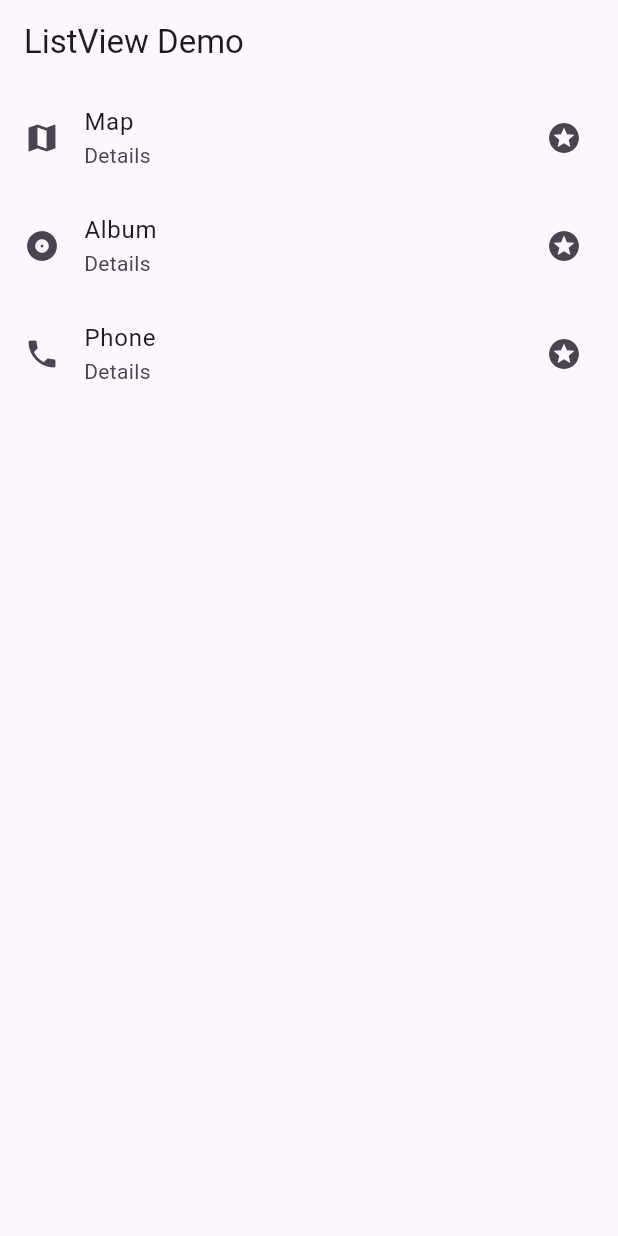
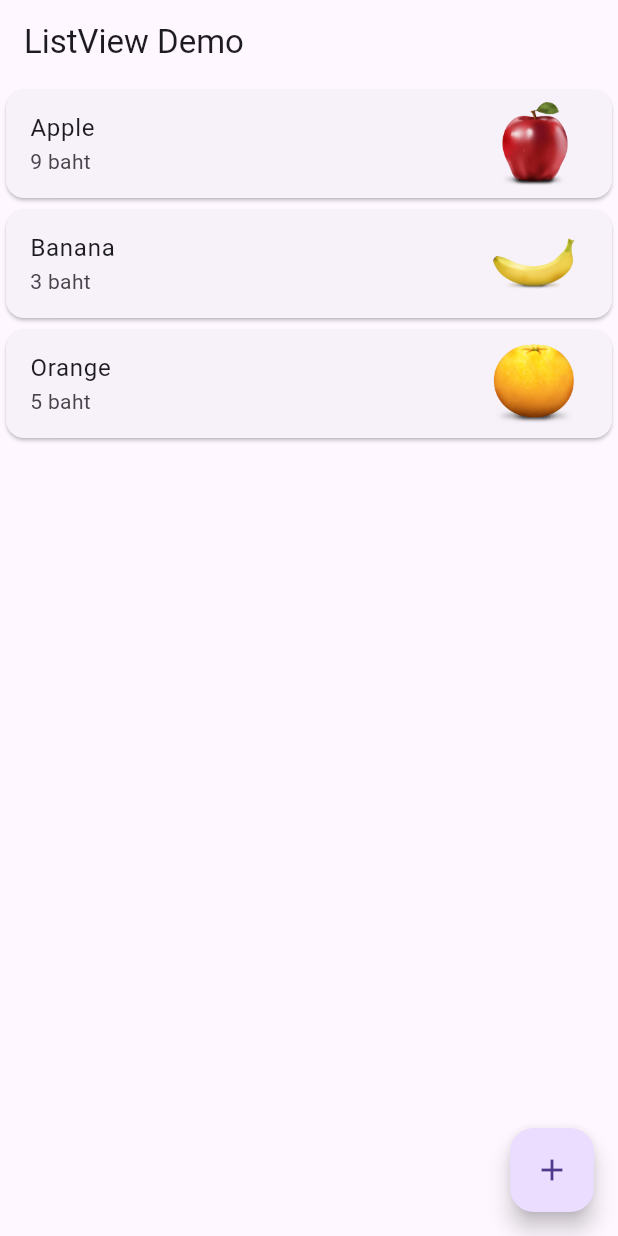
Before and after one commit to 6631501032/flutter_couse, a Flutter app: the screen it shows after launch, on a phone screen of 412 x 824 dp. Run offline on Flutter 3.47's test engine with Material 3 defaults, Android fonts, the phone set to English and light mode, and no system bars.

Commit message:
Add ListViewPull

```diff
--- a/lib/main.dart
+++ b/lib/main.dart
@@ -1,6 +1,6 @@
 import 'package:flutter/material.dart';
-import 'package:flutter_couse/week09/listview_demo.dart';
+import 'package:flutter_couse/week09/addingnew_items.dart';
 
 void main() {
-  runApp(MaterialApp(debugShowCheckedModeBanner: false, home: ListViewDemo()));
+  runApp(MaterialApp(debugShowCheckedModeBanner: false, home: ListViewPull()));
 }
--- /dev/null
+++ b/lib/week09/addingnew_items.dart
@@ -0,0 +1,75 @@
+
+import 'package:flutter/material.dart';
+
+
+class ListViewPull extends StatefulWidget {
+  const ListViewPull({super.key});
+
+
+  @override
+  State<ListViewPull> createState() => _ListViewPullState();
+}
+
+
+class _ListViewPullState extends State<ListViewPull> {
+  final List fruit = [
+    {'name': 'Apple', 'price': 9, 'image': 'apple.png'},
+    {'name': 'Banana', 'price': 3, 'image': 'banana.png'},
+    {'name': 'Orange', 'price': 5, 'image': 'orange.png'}
+  ];
+
+
+  // refresh to add new item
+  Future<void> refresh() async {
+    // simulate a wait for 2 seconds
+    await Future.delayed(const Duration(seconds: 2));
+    setState(() {
+      fruit.add(
+        {'name': 'Kiwi', 'price': 14, 'image': 'kiwi.png'},
+      );
+    });
+  }
+
+
+  // FAB to add new item
+  void add() {
+    setState(() {
+      fruit.add(
+        {'name': 'Kiwi', 'price': 14, 'image': 'kiwi.png'},
+      );
+    });
+  }
+
+
+  @override
+  Widget build(BuildContext context) {
+    return Scaffold(
+      appBar: AppBar(
+        title: const Text('ListView Demo'),
+      ),
+      body: RefreshIndicator(
+        // pull to refresh
+        onRefresh: refresh,
+        child: ListView.builder(
+          itemCount: fruit.length,
+          itemBuilder: (context, index) {
+            return Card(
+              child: ListTile(
+                title: Text(fruit[index]['name']),
+                subtitle: Text('${fruit[index]['price']} baht'),
+                trailing: Image.asset(
+                  'assets/images/fruit/${fruit[index]['image']}',
+                  height: 100,
+                ),
+              ),
+            );
+          },
+        ),
+      ),
+      floatingActionButton: FloatingActionButton(
+        onPressed: add,
+        child: const Icon(Icons.add),
+      ),
+    );
+  }
+}
--- a/pubspec.yaml
+++ b/pubspec.yaml
@@ -69,6 +69,11 @@ flutter:
     - assets/images/fish/neon-tetra.png
     - assets/images/fish/puffer-fish.png
     - assets/images/fish/shark.png
+    - assets/images/fruit/apple.png
+    - assets/images/fruit/banana.png
+    - assets/images/fruit/batman.png
+    - assets/images/fruit/kiwi.png
+    - assets/images/fruit/orange.png
 
   #   - images/a_dot_ham.jpeg
 
```
Also changed, not shown: lib/week09/listview_custom.dart (added, +88 -0 lines), lib/week09/listview_horizontal.dart (added, +43 -0 lines), assets/images/fruit/apple.png (added), assets/images/fruit/banana.png (added), assets/images/fruit/batman.png (added), assets/images/fruit/kiwi.png (added), assets/images/fruit/orange.png (added), pubspec.lock.
